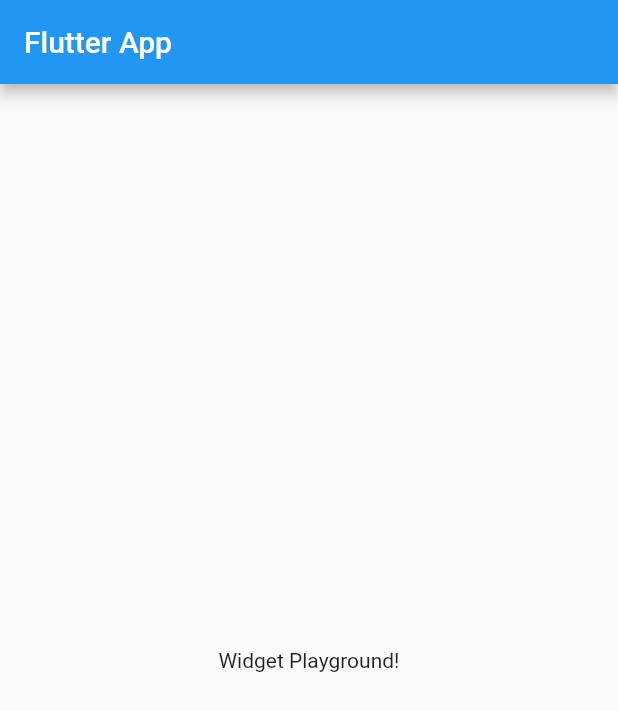
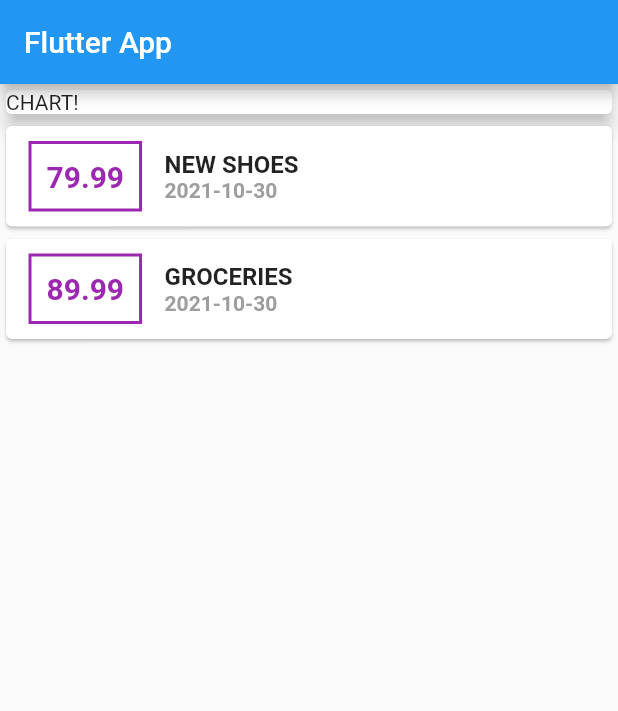
Before and after one commit to emmanueletti/flutter_expense_planner, a Flutter app: the screen it shows after launch, on a phone screen of 412 x 824 dp. Shown: the top 711 px of the screen. Run offline on Flutter 3.47's test engine with Material 2 defaults, Android fonts, the phone set to English and light mode, and no system bars.

Commit message:
finished lesson 79

```diff
--- a/lib/main.dart
+++ b/lib/main.dart
@@ -1,4 +1,7 @@
+import 'dart:developer';
 import 'package:flutter/material.dart';
+
+import './transaction.dart';
 
 void main() => runApp(MyApp());
 
@@ -13,14 +16,107 @@ class MyApp extends StatelessWidget {
 }
 
 class MyHomePage extends StatelessWidget {
+  final List<Transaction> transactions = [
+    Transaction(
+      id: 't1',
+      title: 'New Shoes',
+      amount: 79.99,
+      date: DateTime.now(),
+    ),
+    Transaction(
+      id: 't2',
+      title: 'Groceries',
+      amount: 89.99,
+      date: DateTime.now(),
+    )
+  ];
+
   @override
   Widget build(BuildContext context) {
     return Scaffold(
       appBar: AppBar(
         title: Text('Flutter App'),
       ),
-      body: Center(
-        child: Text('Widget Playground!'),
+      body: Column(
+        children: <Widget>[
+          // Reason to use Container as a middle widget to control the size is
+          // b/c "Card" widget dimensions is dependent on the size of its children.
+          // And "Text" widget dimensions is dependent on the size of its text
+          // content and it's parent size. So with both dependent on each other
+          // Container acts as the middle widget to control the size, which
+          // subsequently controls the size of Card and Text as the sizeable
+          // Container now serves as the direct child of Card and direct parent of Text
+          Card(
+            child: Container(
+              // A width of double.infinity is a enum representation of a behind
+              // the scenes number. "double.infinity" is tells Flutter to give
+              // the widget as much width as possible.
+              width: double.infinity,
+              child: Text('CHART!'),
+            ),
+            elevation: 5,
+          ),
+          // alternative is to wrap Card in a Container that has a clearly defined
+          // width. Card will adjust have its size dependent on a clearly defined
+          // parent that apparently is not Column, whuch will only give as much
+          // space as its children needs.
+          // Personal preference thus far is for this format as its seems to look cleaner.
+          Container(
+            width: double.infinity,
+            child: Column(
+              children: transactions.map((transaction) {
+                return SizedBox(
+                  width: double.infinity,
+                  child: Card(
+                    child: Row(
+                      children: <Widget>[
+                        Container(
+                          margin: const EdgeInsets.symmetric(
+                            horizontal: 15,
+                            vertical: 10,
+                          ),
+                          decoration: BoxDecoration(
+                            border: Border.all(
+                              color: Colors.purple,
+                              width: 2,
+                            ),
+                          ),
+                          padding: const EdgeInsets.all(10),
+                          child: Text(
+                            transaction.amount.toString(),
+                            style: const TextStyle(
+                              fontWeight: FontWeight.bold,
+                              fontSize: 20,
+                              color: Colors.purple,
+                            ),
+                          ),
+                        ),
+                        Column(
+                          crossAxisAlignment: CrossAxisAlignment.start,
+                          children: <Widget>[
+                            Text(
+                              transaction.title.toUpperCase(),
+                              style: const TextStyle(
+                                fontSize: 16,
+                                fontWeight: FontWeight.bold,
+                              ),
+                            ),
+                            Text(
+                              transaction.formattedDate,
+                              style: const TextStyle(
+                                  fontWeight: FontWeight.bold,
+                                  color: Colors.grey),
+                            )
+                          ],
+                        ),
+                      ],
+                    ),
+                  ),
+                );
+              }).toList(),
+            ),
+          )
+        ],
       ),
     );
   }
--- /dev/null
+++ b/lib/transaction.dart
@@ -0,0 +1,20 @@
+class Transaction {
+  // instance fields
+  final String id;
+  final String title;
+  final double amount;
+  final DateTime date;
+
+  // constructor
+  Transaction({
+    required this.id,
+    required this.title,
+    required this.amount,
+    required this.date,
+  });
+
+  // custom getters
+  get formattedDate {
+    return "${date.year}-${date.month}-${date.day}";
+  }
+}
```
